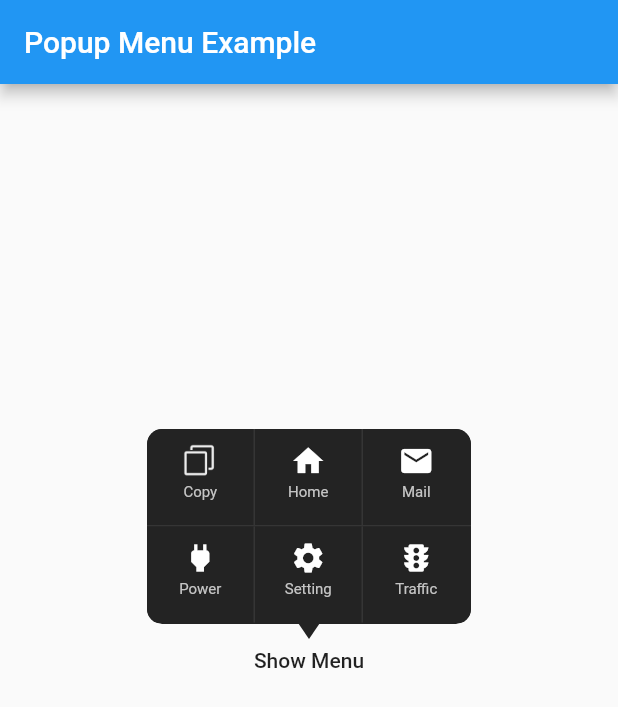
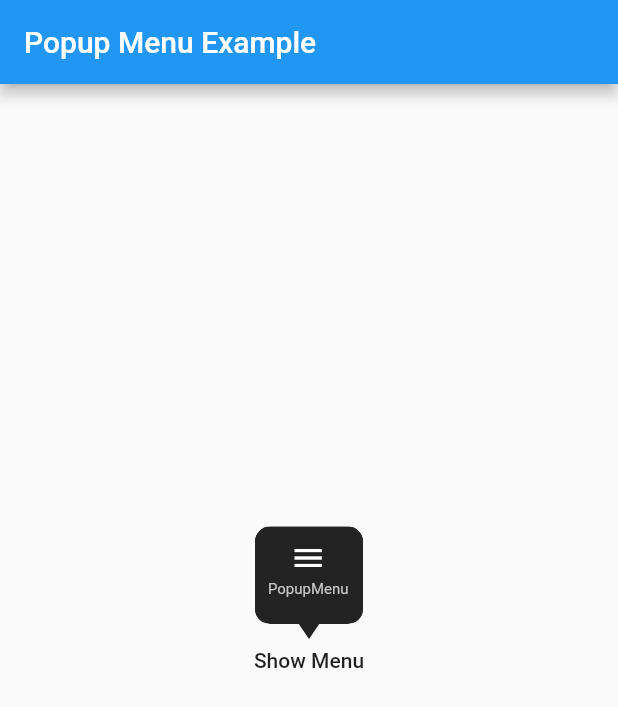
Before and after one commit to chinabrant/popup_menu, a Flutter app: the screen it shows after launch, after a tap on "Show Menu", on a phone screen of 412 x 824 dp. Shown: the top 707 px of the screen. Run offline on Flutter 3.47's test engine with Material 2 defaults, Android fonts, the phone set to English and light mode, and no system bars.

Commit message:
update read me

```diff
--- a/example/lib/main.dart
+++ b/example/lib/main.dart
@@ -34,12 +34,12 @@ class _MyHomePageState extends State<MyHomePage> {
 
     menu = PopupMenu(
       items: [
-        MenuItem(title: 'Copy', image: Image.asset('assets/copy.png')),
-        MenuItem(title: 'Home', image: Icon(Icons.home, color: Colors.white,)),
-        MenuItem(title: 'Mail', image: Icon(Icons.mail, color: Colors.white,)),
-        MenuItem(title: 'Power', image: Icon(Icons.power, color: Colors.white,)),
-        MenuItem(title: 'Setting', image: Icon(Icons.settings, color: Colors.white,)),
-        MenuItem(title: 'Traffic', image: Icon(Icons.traffic, color: Colors.white,))],
+        // MenuItem(title: 'Copy', image: Image.asset('assets/copy.png')),
+        // MenuItem(title: 'Home', image: Icon(Icons.home, color: Colors.white,)),
+        // MenuItem(title: 'Mail', image: Icon(Icons.mail, color: Colors.white,)),
+        // MenuItem(title: 'Power', image: Icon(Icons.power, color: Colors.white,)),
+        // MenuItem(title: 'Setting', image: Icon(Icons.settings, color: Colors.white,)),
+        MenuItem(title: 'PopupMenu', image: Icon(Icons.menu, color: Colors.white,))],
       onClickMenu: onClickMenu,
       onDismiss: onDismiss);
 
```
Also changed, not shown: popupmenu.png (added), 1 other file.
